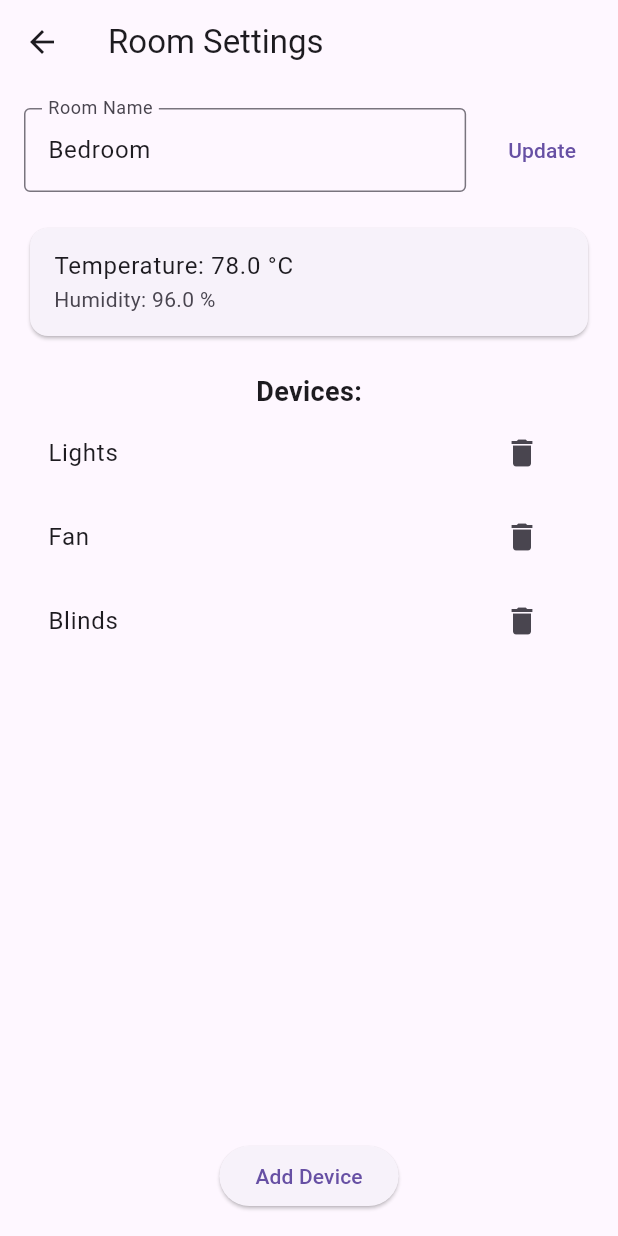
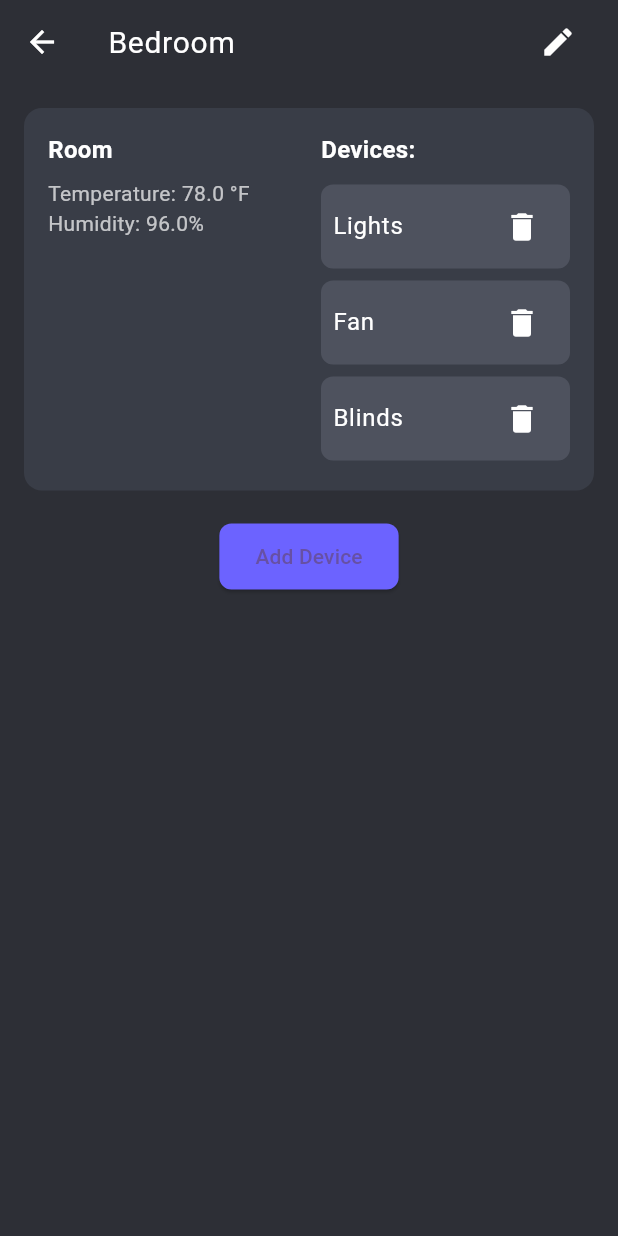
Before and after one commit to R-umaria/Project3_Section3_Group4, a Flutter app: the screen it shows after launch, on a phone screen of 412 x 824 dp. Run offline on Flutter 3.47's test engine with Material 3 defaults, Android fonts, the light colour scheme and no system bars; our stand-ins replace syncfusion_flutter_charts; missing offline and left inert: media_kit, media_kit_video.

Commit message:
update in rooms.dart UI

```diff
--- a/lib/Modules/Rooms/rooms.dart
+++ b/lib/Modules/Rooms/rooms.dart
@@ -59,26 +59,24 @@ class _RoomsPageState extends State<RoomsPage> {
   @override
   Widget build(BuildContext context) {
     return Scaffold(
+      backgroundColor: Color(0xFF2D2F36), // Dark background
       appBar: AppBar(
-        title: Text('Room Settings'),
+        backgroundColor: Colors.transparent,
+        elevation: 0,
         leading: IconButton(
-          icon: Icon(Icons.arrow_back),
+          icon: Icon(Icons.arrow_back, color: Colors.white),
           onPressed: () => Navigator.pop(context),
         ),
-      ),
-      body: Padding(
-        padding: const EdgeInsets.all(16.0),
-        child: Column(
-          children: [
-            Row(
-              mainAxisAlignment: MainAxisAlignment.spaceBetween,
+        title: Row(
           children: [
             Expanded(
               child: TextField(
                 controller: _roomNameController,
+                style: TextStyle(color: Colors.white, fontSize: 20),
                 decoration: InputDecoration(
-                      labelText: 'Room Name',
-                      border: OutlineInputBorder(),
+                  hintText: 'Bedroom',
+                  hintStyle: TextStyle(color: Colors.white54),
+                  border: InputBorder.none,
                 ),
                 onSubmitted: (newName) {
                   setState(() {
@@ -87,49 +85,111 @@ class _RoomsPageState extends State<RoomsPage> {
                 },
               ),
             ),
-                SizedBox(width: 16),
-                TextButton(
+            IconButton(
+              icon: Icon(Icons.edit, color: Colors.white),
               onPressed: () {
                 setState(() {
                   widget.room.name = _roomNameController.text;
                 });
               },
-                  child: Text('Update'),
             ),
           ],
         ),
-            SizedBox(height: 20),
-            Card(
+      ),
+      body: Padding(
+        padding: const EdgeInsets.all(16.0),
+        child: Column(
+          crossAxisAlignment: CrossAxisAlignment.start,
+          children: [
+            Container(
+              decoration: BoxDecoration(
+                color: Color(0xFF393D47),
+                borderRadius: BorderRadius.circular(12),
+              ),
+              padding: EdgeInsets.all(16),
+              child: Row(
+                crossAxisAlignment: CrossAxisAlignment.start,
+                children: [
+                  // Room Info
+                  Expanded(
+                    child: Column(
+                      crossAxisAlignment: CrossAxisAlignment.start,
+                      children: [
+                        Text(
+                          'Room',
+                          style: TextStyle(
+                            color: Colors.white,
+                            fontSize: 16,
+                            fontWeight: FontWeight.bold,
+                          ),
+                        ),
+                        SizedBox(height: 8),
+                        Text(
+                          'Temperature: ${widget.room.temperature.toStringAsFixed(1)} °F',
+                          style: TextStyle(color: Colors.white70),
+                        ),
+                        Text(
+                          'Humidity: ${widget.room.humidity.toStringAsFixed(1)}%',
+                          style: TextStyle(color: Colors.white70),
+                        ),
+                      ],
+                    ),
+                  ),
+                  SizedBox(width: 16),
+                  // Device List
+                  Expanded(
+                    child: Column(
+                      crossAxisAlignment: CrossAxisAlignment.start,
+                      children: [
+                        Text(
+                          'Devices:',
+                          style: TextStyle(
+                            color: Colors.white,
+                            fontSize: 16,
+                            fontWeight: FontWeight.bold,
+                          ),
+                        ),
+                        SizedBox(height: 8),
+                        ...widget.room.devices.map((device) {
+                          return Container(
+                            margin: EdgeInsets.symmetric(vertical: 4),
+                            decoration: BoxDecoration(
+                              color: Color(0xFF4E525E),
+                              borderRadius: BorderRadius.circular(8),
+                            ),
                             child: ListTile(
-                title: Text('Temperature: ${widget.room.temperature.toStringAsFixed(1)} °C'),
-                subtitle: Text('Humidity: ${widget.room.humidity.toStringAsFixed(1)} %'),
+                              contentPadding: EdgeInsets.symmetric(horizontal: 8),
+                              title: Text(
+                                device,
+                                style: TextStyle(color: Colors.white),
+                              ),
+                              trailing: IconButton(
+                                icon: Icon(Icons.delete, color: Colors.white),
+                                onPressed: () {
+                                  setState(() {
+                                    widget.room.devices.remove(device);
+                                  });
+                                },
+                              ),
+                            ),
+                          );
+                        }).toList(),
+                      ],
+                    ),
+                  ),
+                ],
               ),
             ),
             SizedBox(height: 20),
-            Text(
-              'Devices:',
-              style: TextStyle(fontSize: 18, fontWeight: FontWeight.bold),
+            Center(
+              child: ElevatedButton(
+                style: ElevatedButton.styleFrom(
+                  backgroundColor: Color(0xFF6C63FF),
+                  shape: RoundedRectangleBorder(
+                    borderRadius: BorderRadius.circular(8),
                   ),
-            Expanded(
-              child: ListView.builder(
-                itemCount: widget.room.devices.length,
-                itemBuilder: (context, index) {
-                  return ListTile(
-                    title: Text(widget.room.devices[index]),
-                    trailing: IconButton(
-                      icon: Icon(Icons.delete),
-                      onPressed: () {
-                        setState(() {
-                          widget.room.devices.removeAt(index);
-                        });
-                      },
+                  padding: EdgeInsets.symmetric(horizontal: 24, vertical: 12),
                 ),
-                  );
-                },
-              ),
-            ),
-            SizedBox(height: 20),
-            ElevatedButton(
                 onPressed: () {
                   // Add device dialog
                   showDialog(
@@ -166,6 +226,7 @@ class _RoomsPageState extends State<RoomsPage> {
                 },
                 child: Text('Add Device'),
               ),
+            ),
           ],
         ),
       ),
```
Lines whose indentation alone changed are shown as unchanged.
